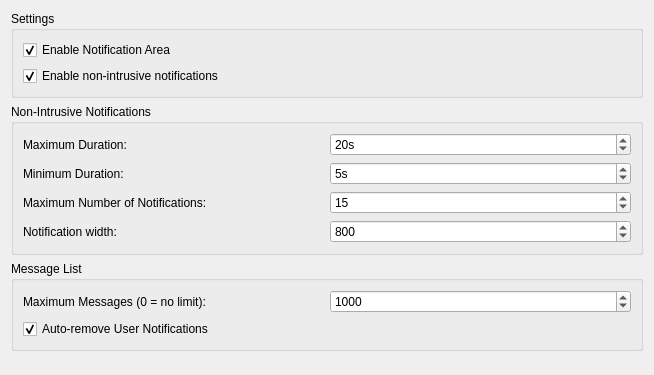
The window that src/Gui/DlgSettingsNotificationArea.ui (southseact-3d/fcd) describes before a commit, drawn with Qt 5.
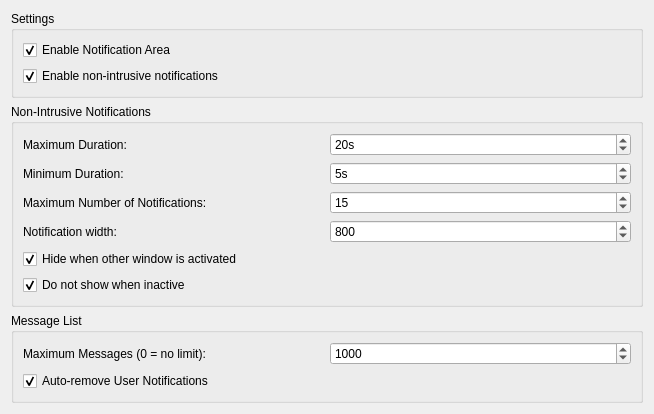
The same window after the commit. Custom widgets are drawn as their Qt base class.

Commit message: NotificationArea: Preference dialog add preferences to control inactive window behaviour

```diff
--- a/src/Gui/DlgSettingsNotificationArea.ui
+++ b/src/Gui/DlgSettingsNotificationArea.ui
@@ -133,6 +133,45 @@
         </property>
        </widget>
       </item>
+      <item row="4" column="0">
+       <widget class="Gui::PrefCheckBox" name="hideNonIntrusiveNotificationsWhenWindowDeactivated">
+        <property name="toolTip">
+         <string>Any open non-intrusive notifications will disappear when another window is activated</string>
+        </property>
+        <property name="text">
+         <string>Hide when other window is activated</string>
+        </property>
+        <property name="checked">
+         <bool>true</bool>
+        </property>
+        <property name="prefEntry" stdset="0">
+         <cstring>HideNonIntrusiveNotificationsWhenWindowDeactivated</cstring>
+        </property>
+        <property name="prefPath" stdset="0">
+         <cstring>NotificationArea</cstring>
+        </property>
+       </widget>
+      </item>
+      <item row="5" column="0">
+       <widget class="Gui::PrefCheckBox" name="preventNonIntrusiveNotificationsWhenWindowNotActive">
+        <property name="toolTip">
+         <string>Prevent non-intrusive notifications from appearing when the FreeCAD Window is not the active window</string>
+        </property>
+        <property name="text">
+         <string>Do not show when inactive</string>
+        </property>
+        <property name="checked">
+         <bool>true</bool>
+        </property>
+        <property name="prefEntry" stdset="0">
+         <cstring>PreventNonIntrusiveNotificationsWhenWindowNotActive</cstring>
+        </property>
+        <property name="prefPath" stdset="0">
+         <cstring>NotificationArea</cstring>
+        </property>
+       </widget>
+      </item>
+
      </layout>
     </widget>
    </item>
```
The commit also changes 1 other file.
